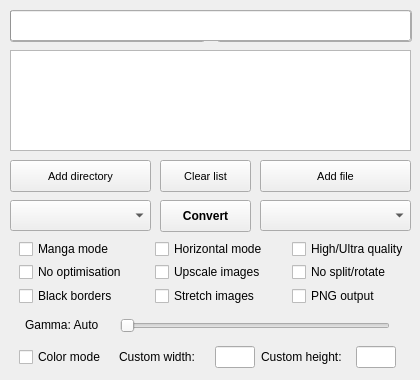
ciromattia/kcc, file KCC.ui: the form before one commit.
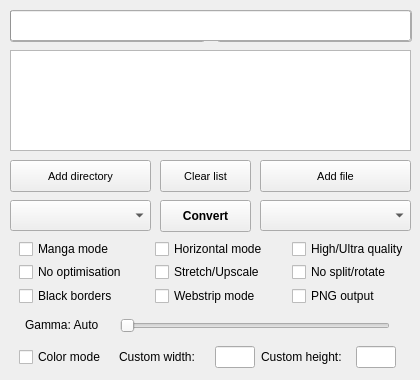
The form after the commit. Icons and pictures are not drawn.

Commit message: GUI: Added webstrip support

The edit to the form file:
```diff
--- a/KCC.ui
+++ b/KCC.ui
@@ -84,7 +84,10 @@
         <string>&lt;html&gt;&lt;head/&gt;&lt;body&gt;&lt;p&gt;Enable image upscaling.&lt;br/&gt;Aspect ratio will be preserved.&lt;/p&gt;&lt;/body&gt;&lt;/html&gt;</string>
        </property>
        <property name="text">
-        <string>Upscale images</string>
+        <string>Stretch/Upscale</string>
+       </property>
+       <property name="tristate">
+        <bool>true</bool>
        </property>
       </widget>
      </item>
@@ -97,7 +100,7 @@
         <string>&lt;html&gt;&lt;head/&gt;&lt;body&gt;&lt;p&gt;Enable image stretching.&lt;br/&gt;Aspect ratio will be not preserved.&lt;/p&gt;&lt;/body&gt;&lt;/html&gt;</string>
        </property>
        <property name="text">
-        <string>Stretch images</string>
+        <string>Webstrip mode</string>
        </property>
       </widget>
      </item>
```
Left out of the diff: 6 changed lines with no effect on the pictures. The commit also changes 5 other files.
